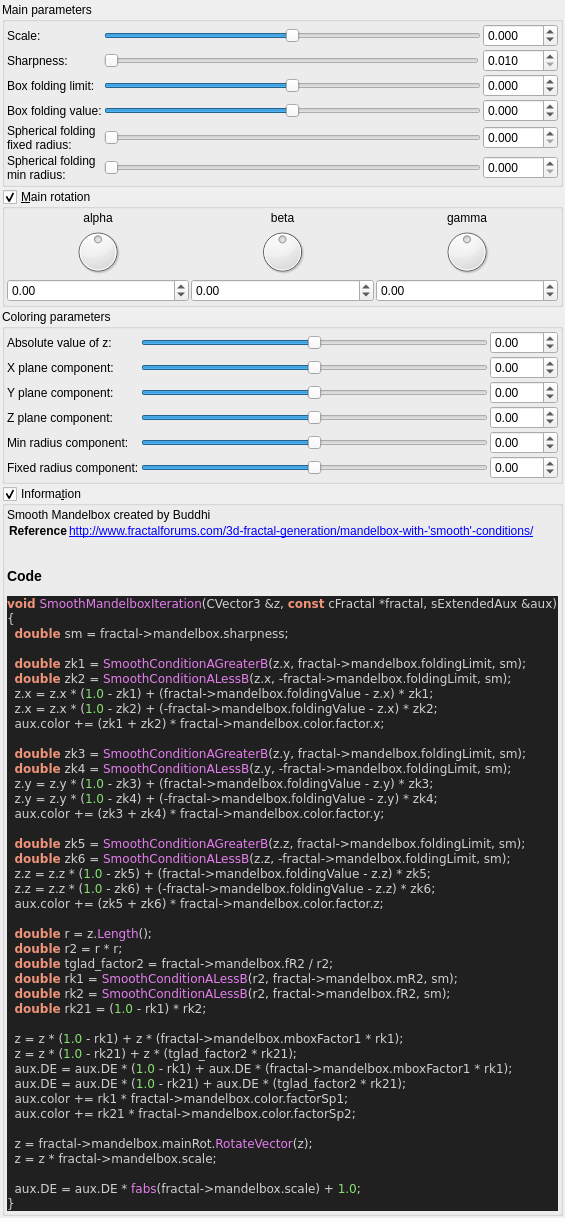
The window that mandelbulber2/qt_data/fractal_smooth_mandelbox.ui (buddhi1980/mandelbulber2) describes before a commit, drawn with Qt 5.
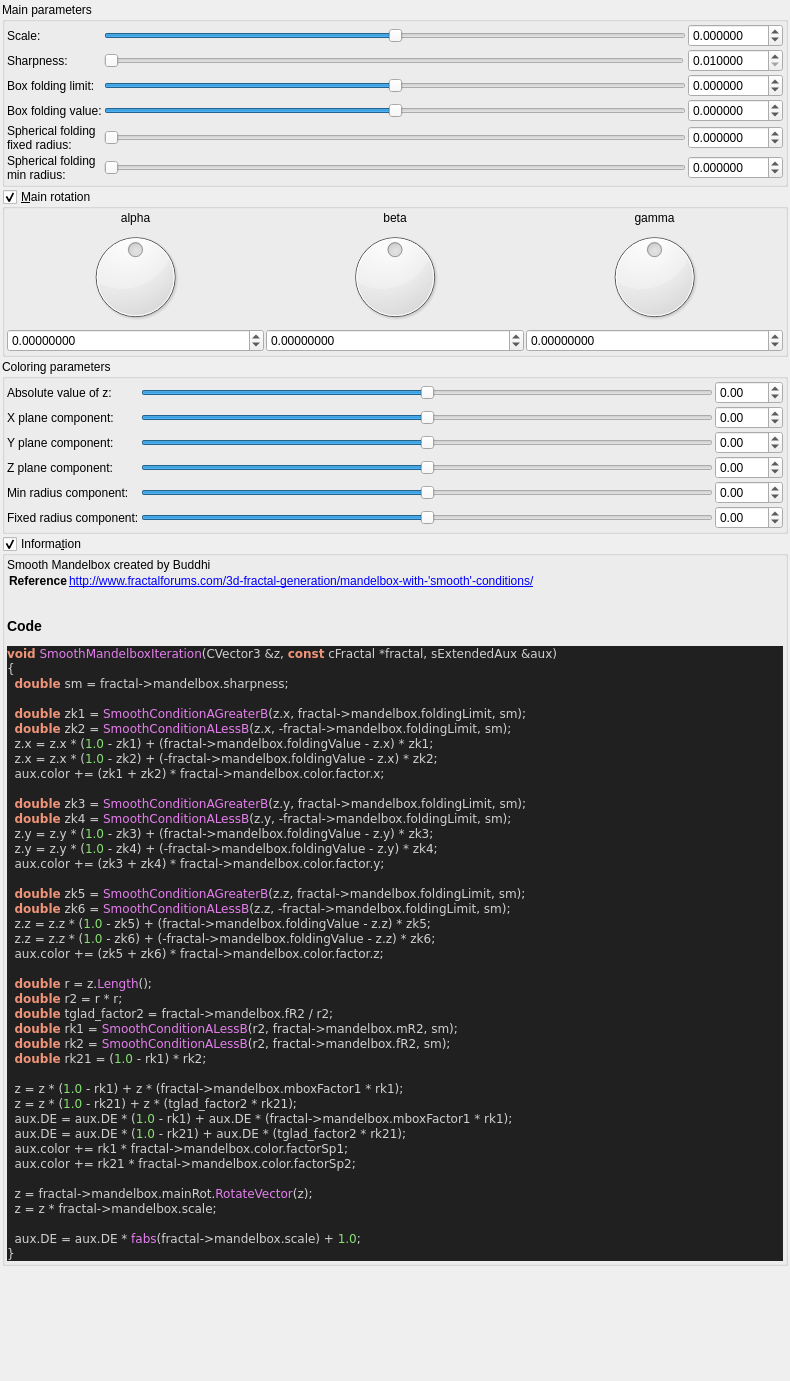
The same window after the commit. Custom widgets are drawn as their Qt base class.

The edit to the form file:
```diff
--- a/mandelbulber2/qt_data/fractal_smooth_mandelbox.ui
+++ b/mandelbulber2/qt_data/fractal_smooth_mandelbox.ui
@@ -6,8 +6,8 @@
    <rect>
     <x>0</x>
     <y>0</y>
-    <width>473</width>
-    <height>1090</height>
+    <width>790</width>
+    <height>1381</height>
    </rect>
   </property>
   <property name="windowTitle">
@@ -79,10 +79,10 @@
            </sizepolicy>
           </property>
           <property name="minimum">
-           <number>-5000</number>
+           <number>-5000000</number>
           </property>
           <property name="maximum">
-           <number>5000</number>
+           <number>5000000</number>
           </property>
           <property name="singleStep">
            <number>1</number>
@@ -104,7 +104,7 @@
            <number>0</number>
           </property>
           <property name="maximum">
-           <number>5000</number>
+           <number>5000000</number>
           </property>
           <property name="singleStep">
            <number>1</number>
@@ -126,7 +126,7 @@
            <number>0</number>
           </property>
           <property name="maximum">
-           <number>5000</number>
+           <number>5000000</number>
           </property>
           <property name="singleStep">
            <number>1</number>
@@ -145,10 +145,10 @@
            </sizepolicy>
           </property>
           <property name="minimum">
-           <number>-50000</number>
+           <number>-5000000</number>
           </property>
           <property name="maximum">
-           <number>50000</number>
+           <number>5000000</number>
           </property>
           <property name="singleStep">
            <number>1</number>
@@ -167,10 +167,10 @@
            </sizepolicy>
           </property>
           <property name="minimum">
-           <number>-50000</number>
+           <number>-5000000</number>
           </property>
           <property name="maximum">
-           <number>50000</number>
+           <number>5000000</number>
           </property>
           <property name="singleStep">
            <number>1</number>
@@ -209,10 +209,13 @@
            <string/>
           </property>
           <property name="decimals">
-           <number>3</number>
+           <number>6</number>
+          </property>
+          <property name="minimum">
+           <double>-99.998999999999995</double>
           </property>
           <property name="maximum">
-           <double>100.000000000000000</double>
+           <double>99.998999999999995</double>
           </property>
           <property name="singleStep">
            <double>0.100000000000000</double>
@@ -234,7 +237,7 @@
            <string/>
           </property>
           <property name="decimals">
-           <number>3</number>
+           <number>6</number>
           </property>
           <property name="minimum">
            <double>-100.000000000000000</double>
@@ -262,7 +265,7 @@
            <string/>
           </property>
           <property name="decimals">
-           <number>3</number>
+           <number>6</number>
           </property>
           <property name="minimum">
            <double>-100.000000000000000</double>
@@ -290,10 +293,13 @@
            <string/>
           </property>
           <property name="decimals">
-           <number>3</number>
+           <number>6</number>
+          </property>
+          <property name="minimum">
+           <double>-99.998999999999995</double>
           </property>
           <property name="maximum">
-           <double>100.000000000000000</double>
+           <double>99.998999999999995</double>
           </property>
           <property name="singleStep">
            <double>0.100000000000000</double>
@@ -323,7 +329,7 @@
            <string/>
           </property>
           <property name="decimals">
-           <number>3</number>
+           <number>6</number>
           </property>
           <property name="minimum">
            <double>-100.000000000000000</double>
@@ -355,7 +361,7 @@
            <number>1</number>
           </property>
           <property name="maximum">
-           <number>50000</number>
+           <number>5000000</number>
           </property>
           <property name="singleStep">
            <number>1</number>
@@ -380,7 +386,7 @@
            <string/>
           </property>
           <property name="decimals">
-           <number>3</number>
+           <number>6</number>
           </property>
           <property name="minimum">
            <double>0.010000000000000</double>
@@ -478,7 +484,7 @@
            <string/>
           </property>
           <property name="decimals">
-           <number>2</number>
+           <number>8</number>
           </property>
           <property name="minimum">
            <double>-180.000000000000000</double>
@@ -539,7 +545,7 @@
            <string/>
           </property>
           <property name="decimals">
-           <number>2</number>
+           <number>8</number>
           </property>
           <property name="minimum">
            <double>-180.000000000000000</double>
@@ -567,7 +573,7 @@
            <string/>
           </property>
           <property name="decimals">
-           <number>2</number>
+           <number>8</number>
           </property>
           <property name="minimum">
            <double>-180.000000000000000</double>
```
